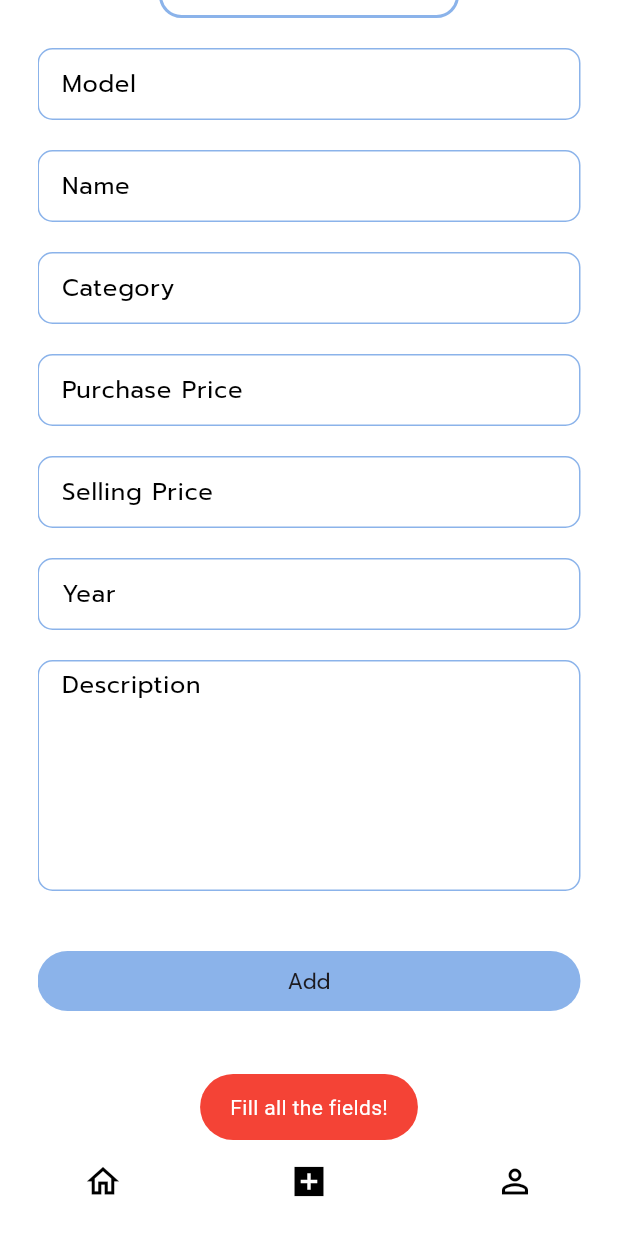
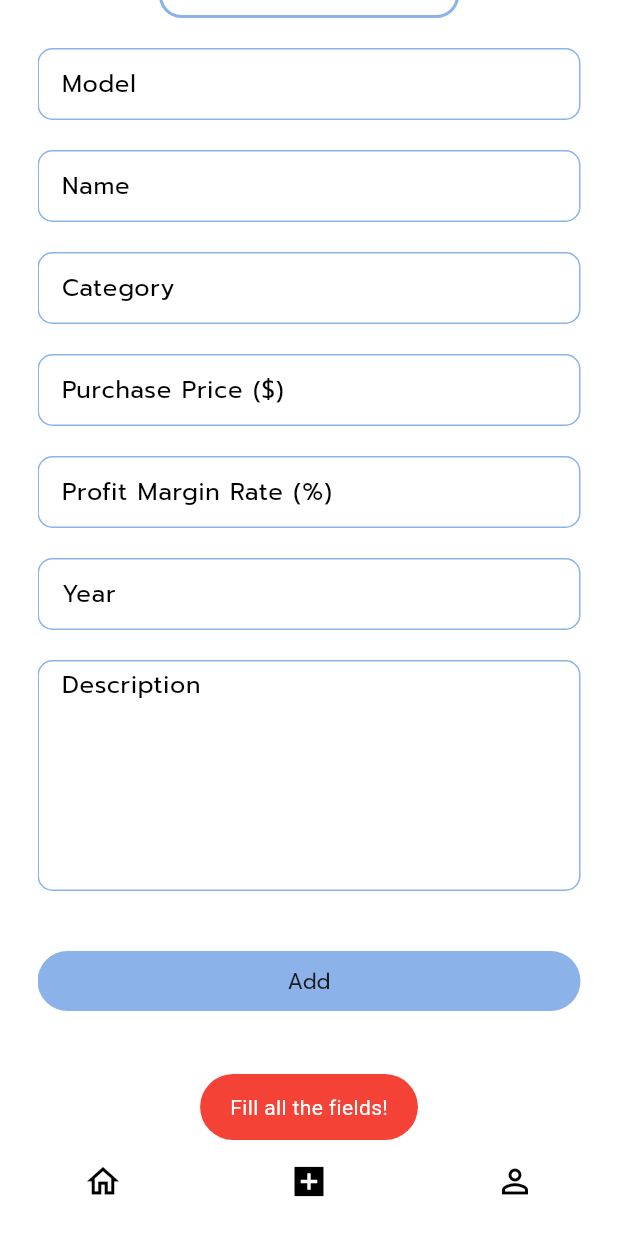
Before and after one commit to LyNNxMooon/Prestige-Automobiles, a Flutter app: the screen it shows once a user with an empty profile is signed in, item 2 of the bottom bar chosen, scrolled down 259 dp, after a tap on "Add", on a phone screen of 412 x 824 dp. Run offline on Flutter 3.47's test engine with Material 3 defaults, Android fonts, the phone set to English and light mode, and no system bars; drawn by our look-alikes of persistent_bottom_nav_bar; our stand-ins replace animated_splash_screen, carousel_slider, cloud_firestore, file_picker, firebase_auth, firebase_core and 3 more; accounts and stored records are empty; network calls fail.

Commit message:
update selling price

```diff
--- a/lib/controller/add_car_controller.dart
+++ b/lib/controller/add_car_controller.dart
@@ -9,11 +9,13 @@ class AddCarController extends GetxController {
 
   final _firebaseService = FirebaseServices();
 
-  Future saveCar(String model, String name, String category, int purchasePrice,
-      int sellingPrice, int year, String description) async {
+  Future saveCar(String model, String name, String category,
+      double purchasePrice, int year, String description, double profit) async {
     int id = DateTime.now().millisecondsSinceEpoch;
 
     String fileURL = await _uploadFileToFirebaseStorage();
+
+    double sellingPrice = (purchasePrice * 4300) * (1 + (profit / 100));
 
     final car = CarVO(
         id: id,
--- a/lib/controller/car_detail_controller.dart
+++ b/lib/controller/car_detail_controller.dart
@@ -9,8 +9,8 @@ class CarDetailController extends GetxController {
       String model,
       String name,
       String category,
-      int purchasePrice,
-      int sellingPrice,
+      double purchasePrice,
+      double sellingPrice,
       int year,
       String description,
       int id,
--- a/lib/data/car_vo.dart
+++ b/lib/data/car_vo.dart
@@ -12,9 +12,9 @@ class CarVO {
   @JsonKey(name: 'name')
   final String name;
   @JsonKey(name: 'purchase_price')
-  final int purchasePrice;
+  final double purchasePrice;
   @JsonKey(name: 'selling_price')
-  final int sellingPrice;
+  final double sellingPrice;
   @JsonKey(name: 'category')
   final String category;
   @JsonKey(name: 'year')
--- a/lib/pages/add_form_page.dart
+++ b/lib/pages/add_form_page.dart
@@ -24,7 +24,7 @@ class _AddFormPageState extends State<AddFormPage> {
   final _nameController = TextEditingController();
   final _categoryController = TextEditingController();
   final _purchasePriceController = TextEditingController();
-  final _sellingPriceController = TextEditingController();
+  final _profitController = TextEditingController();
   final _yearController = TextEditingController();
   final _descriptionController = TextEditingController();
   @override
@@ -121,17 +121,17 @@ class _AddFormPageState extends State<AddFormPage> {
                 controller: _purchasePriceController,
                 textInputAction: TextInputAction.next,
                 keyboardType: TextInputType.number,
-                hint: "Purchase Price",
+                hint: "Purchase Price (\$)",
               ),
               const SizedBox(
                 height: 20,
               ),
               AMTextFormField(
                 maxLines: 1,
-                controller: _sellingPriceController,
+                controller: _profitController,
                 textInputAction: TextInputAction.next,
                 keyboardType: TextInputType.number,
-                hint: "Selling Price",
+                hint: "Profit Margin Rate (%)",
               ),
               const SizedBox(
                 height: 20,
@@ -162,7 +162,7 @@ class _AddFormPageState extends State<AddFormPage> {
                       _nameController.text.isEmpty ||
                       _categoryController.text.isEmpty ||
                       _purchasePriceController.text.isEmpty ||
-                      _sellingPriceController.text.isEmpty ||
+                      _profitController.text.isEmpty ||
                       _yearController.text.isEmpty) {
                     Fluttertoast.showToast(
                         msg: "Fill all the fields!",
@@ -177,10 +177,10 @@ class _AddFormPageState extends State<AddFormPage> {
                             _modelController.text,
                             _nameController.text,
                             _categoryController.text,
-                            int.parse(_purchasePriceController.text),
-                            int.parse(_sellingPriceController.text),
+                            double.parse(_purchasePriceController.text),
                             int.parse(_yearController.text),
-                            _descriptionController.text)
+                            _descriptionController.text,
+                            double.parse(_profitController.text))
                         .then((value) {
                       _homeController.callCars();
                       Get.back();
@@ -189,7 +189,7 @@ class _AddFormPageState extends State<AddFormPage> {
                       _nameController.clear();
                       _categoryController.clear();
                       _purchasePriceController.clear();
-                      _sellingPriceController.clear();
+                      _profitController.clear();
                       _yearController.clear();
                       _descriptionController.clear();
                       setState(() {});
--- a/lib/pages/car_detail_page.dart
+++ b/lib/pages/car_detail_page.dart
@@ -123,12 +123,12 @@ class _CarDetailPageState extends State<CarDetailPage> {
                 Row(
                   children: [
                     const Text(
-                      "\$ ",
+                      "MMK : ",
                       style: TextStyle(
                           color: kSecondaryColor, fontWeight: FontWeight.bold),
                     ),
                     SizedBox(
-                      width: 80,
+                      width: 100,
                       height: 50,
                       child: TextField(
                         controller: _priceController,
@@ -223,7 +223,7 @@ class _CarDetailPageState extends State<CarDetailPage> {
                         widget.car.name,
                         widget.car.category,
                         widget.car.purchasePrice,
-                        int.parse(_priceController.text),
+                        double.parse(_priceController.text),
                         widget.car.year,
                         widget.car.description,
                         widget.car.id,
--- a/lib/pages/home_page.dart
+++ b/lib/pages/home_page.dart
@@ -5,6 +5,7 @@ import 'package:get/get.dart';
 import 'package:prestige_automobile/constants/colors.dart';
 import 'package:prestige_automobile/controller/home_controller.dart';
 import 'package:prestige_automobile/pages/car_detail_page.dart';
+import 'package:prestige_automobile/pages/search_page.dart';
 import 'package:prestige_automobile/widgets/card_item_widget.dart';
 
 final _homeController = Get.put(HomeController());
@@ -28,7 +29,13 @@ class _HomePageState extends State<HomePage> {
           "Prestige Automobile",
           style: TextStyle(fontWeight: FontWeight.bold, color: kSecondaryColor),
         ),
-        actions: [IconButton(onPressed: () {}, icon: const Icon(Icons.search))],
+        actions: [
+          IconButton(
+              onPressed: () {
+                Get.to(() => const SearchPage());
+              },
+              icon: const Icon(Icons.search))
+        ],
       ),
       body: ListView(
         children: [
```
Also changed, not shown: lib/pages/search_page.dart (added, +24 -0 lines), lib/widgets/card_item_widget.dart (+11 -4 lines), lib/widgets/search_item_tile.dart (added, +53 -0 lines), lib/data/car_vo.g.dart.
